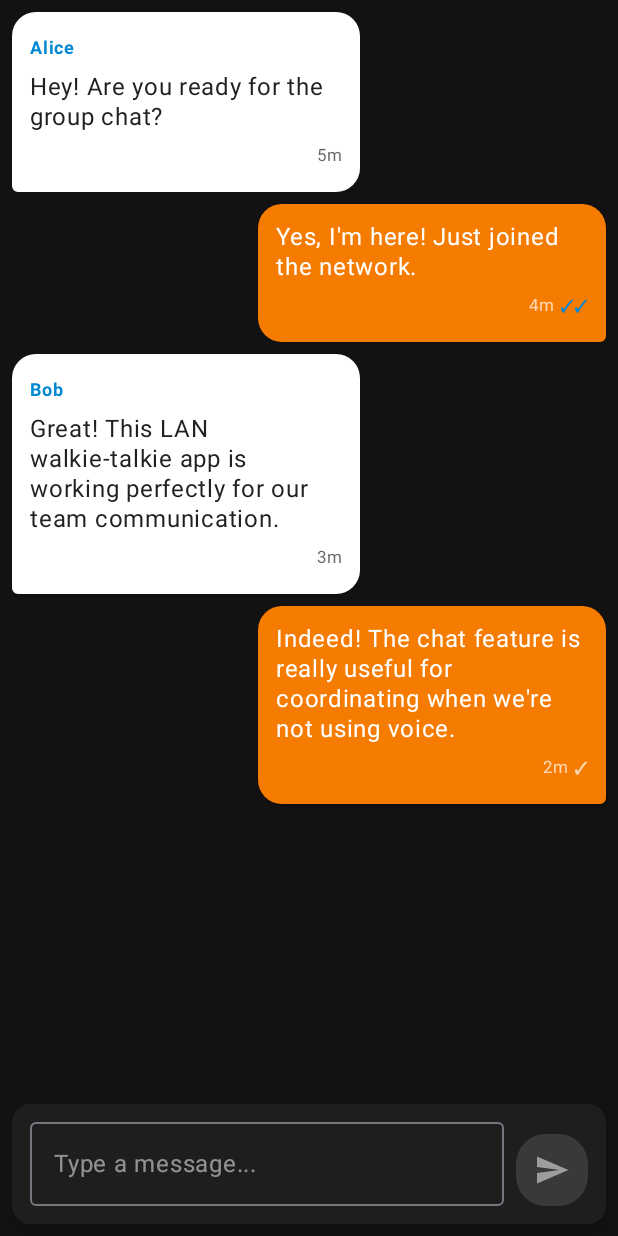
After one commit to devapro/LANwalkieTalkie, an Android app built with Jetpack Compose: the composable ChatTab shown on its own in the app's theme, on a phone screen of 412 x 824 dp. The commit adds this screen. Run offline under Robolectric (Android 15) with nearby library versions, the phone set to English and light mode, and no system bars; our stand-ins replace navigation suite; 1 statement that could not run was skipped.

Commit message:
Added chat UI

```diff
--- a/app/src/main/java/pro/devapp/walkietalkiek/ui/components/TabsContent.kt
+++ b/app/src/main/java/pro/devapp/walkietalkiek/ui/components/TabsContent.kt
@@ -4,7 +4,7 @@ import androidx.compose.foundation.layout.Box
 import androidx.compose.material3.ExperimentalMaterial3Api
 import androidx.compose.runtime.Composable
 import androidx.compose.ui.Modifier
-import pro.devapp.walkietalkiek.feature.chat.ChatContent
+import pro.devapp.walkietalkiek.feature.chat.ChatTab
 import pro.devapp.walkietalkiek.feature.ptt.ui.PTTContent
 import pro.devapp.walkietalkiek.feature.settings.SettingsContent
 import pro.devapp.walkietalkiek.model.MainScreenAction
@@ -30,7 +30,7 @@ fun TabsContent(
                 SettingsContent()
             }
             MainTab.CHAT -> {
-                ChatContent()
+                ChatTab()
             }
             MainTab.OFF -> {
                  OffContent()
--- a/feature-chat/src/main/java/pro/devapp/walkietalkiek/feature/chat/ChatContent.kt
+++ b/feature-chat/src/main/java/pro/devapp/walkietalkiek/feature/chat/ChatContent.kt
@@ -1,13 +1,72 @@
 package pro.devapp.walkietalkiek.feature.chat
 
+import androidx.compose.foundation.background
+import androidx.compose.foundation.layout.Arrangement
+import androidx.compose.foundation.layout.Column
+import androidx.compose.foundation.layout.PaddingValues
+import androidx.compose.foundation.layout.fillMaxSize
+import androidx.compose.foundation.layout.fillMaxWidth
+import androidx.compose.foundation.lazy.LazyColumn
+import androidx.compose.foundation.lazy.items
+import androidx.compose.foundation.lazy.rememberLazyListState
+import androidx.compose.material3.ExperimentalMaterial3Api
 import androidx.compose.material3.MaterialTheme
-import androidx.compose.material3.Text
 import androidx.compose.runtime.Composable
+import androidx.compose.runtime.LaunchedEffect
+import androidx.compose.runtime.rememberCoroutineScope
+import androidx.compose.ui.Modifier
+import androidx.compose.ui.unit.dp
+import kotlinx.coroutines.launch
+import pro.devapp.walkietalkiek.feature.chat.model.ChatMessageModel
 
+@OptIn(ExperimentalMaterial3Api::class)
 @Composable
-fun ChatContent() {
-    Text(
-        text = "Chat Content",
-        style = MaterialTheme.typography.bodyLarge
-    )
+internal fun ChatContent(
+    modifier: Modifier = Modifier,
+    messages: List<ChatMessageModel> = emptyList(),
+    currentUserId: String = "current_user", // This should come from user session
+    onSendMessage: (String) -> Unit = {}
+) {
+    val listState = rememberLazyListState()
+    val coroutineScope = rememberCoroutineScope()
+
+    // Auto-scroll to bottom when messages are updated
+    LaunchedEffect(messages.size) {
+        if (messages.isNotEmpty()) {
+            coroutineScope.launch {
+                listState.animateScrollToItem(messages.size - 1)
+            }
+        }
+    }
+
+    Column(
+        modifier = modifier
+            .fillMaxSize()
+            .background(MaterialTheme.colorScheme.background)
+    ) {
+        // Messages List
+        LazyColumn(
+            state = listState,
+            modifier = Modifier
+                .weight(1f)
+                .fillMaxWidth(),
+            contentPadding = PaddingValues(8.dp),
+            verticalArrangement = Arrangement.spacedBy(8.dp)
+        ) {
+            items(messages) { message ->
+                MessageItem(
+                    message = message,
+                    isOutgoing = message.sender == currentUserId
+                )
+            }
+        }
+
+        InputSection(
+            onSendMessage = { message ->
+                if (message.isNotBlank()) {
+                    onSendMessage(message)
+                }
+            }
+        )
+    }
 }
--- /dev/null
+++ b/feature-chat/src/main/java/pro/devapp/walkietalkiek/feature/chat/ChatTab.kt
@@ -0,0 +1,47 @@
+package pro.devapp.walkietalkiek.feature.chat
+
+import androidx.compose.runtime.Composable
+import pro.devapp.walkietalkiek.feature.chat.model.ChatMessageModel
+
+@Composable
+fun ChatTab() {
+    val sampleMessages = listOf(
+        ChatMessageModel(
+            id = "1",
+            sender = "Alice",
+            content = "Hey! Are you ready for the group chat?",
+            timestamp = System.currentTimeMillis() - 300000, // 5 minutes ago
+            isRead = true
+        ),
+        ChatMessageModel(
+            id = "2",
+            sender = "current_user",
+            content = "Yes, I'm here! Just joined the network.",
+            timestamp = System.currentTimeMillis() - 240000, // 4 minutes ago
+            isRead = true
+        ),
+        ChatMessageModel(
+            id = "3",
+            sender = "Bob",
+            content = "Great! This LAN walkie-talkie app is working perfectly for our team communication.",
+            timestamp = System.currentTimeMillis() - 180000, // 3 minutes ago
+            isRead = false
+        ),
+        ChatMessageModel(
+            id = "4",
+            sender = "current_user",
+            content = "Indeed! The chat feature is really useful for coordinating when we're not using voice.",
+            timestamp = System.currentTimeMillis() - 120000, // 2 minutes ago
+            isRead = false
+        )
+    )
+
+    ChatContent(
+        messages = sampleMessages,
+        currentUserId = "current_user",
+        onSendMessage = { message ->
+            // TODO: Implement actual message sending logic
+            println("Sending message: $message")
+        }
+    )
+}
--- /dev/null
+++ b/feature-chat/src/main/java/pro/devapp/walkietalkiek/feature/chat/InputSection.kt
@@ -0,0 +1,104 @@
+package pro.devapp.walkietalkiek.feature.chat
+
+import androidx.compose.foundation.background
+import androidx.compose.foundation.layout.Arrangement
+import androidx.compose.foundation.layout.Row
+import androidx.compose.foundation.layout.fillMaxWidth
+import androidx.compose.foundation.layout.padding
+import androidx.compose.foundation.shape.RoundedCornerShape
+import androidx.compose.foundation.text.KeyboardActions
+import androidx.compose.foundation.text.KeyboardOptions
+import androidx.compose.material.icons.Icons
+import androidx.compose.material.icons.automirrored.filled.Send
+import androidx.compose.material3.Card
+import androidx.compose.material3.CardDefaults
+import androidx.compose.material3.Icon
+import androidx.compose.material3.IconButton
+import androidx.compose.material3.MaterialTheme
+import androidx.compose.material3.OutlinedTextField
+import androidx.compose.material3.OutlinedTextFieldDefaults
+import androidx.compose.material3.Text
+import androidx.compose.runtime.Composable
+import androidx.compose.runtime.getValue
+import androidx.compose.runtime.mutableStateOf
+import androidx.compose.runtime.remember
+import androidx.compose.runtime.setValue
+import androidx.compose.ui.Alignment
+import androidx.compose.ui.Modifier
+import androidx.compose.ui.text.input.ImeAction
+import androidx.compose.ui.unit.dp
+import pro.devapp.walkietalkiek.core.theme.onPrimaryLight
+import pro.devapp.walkietalkiek.core.theme.primaryLight
+
+@Composable
+internal fun InputSection(
+    onSendMessage: (String) -> Unit = {}
+) {
+    var messageText by remember { mutableStateOf("") }
+    Card(
+        modifier = Modifier
+            .fillMaxWidth()
+            .padding(8.dp),
+        elevation = CardDefaults.cardElevation(defaultElevation = 4.dp),
+        colors = CardDefaults.cardColors(
+            containerColor = MaterialTheme.colorScheme.surface
+        )
+    ) {
+        Row(
+            modifier = Modifier
+                .fillMaxWidth()
+                .padding(12.dp),
+            verticalAlignment = Alignment.Bottom,
+            horizontalArrangement = Arrangement.spacedBy(8.dp)
+        ) {
+            OutlinedTextField(
+                value = messageText,
+                onValueChange = { messageText = it },
+                modifier = Modifier.weight(1f),
+                placeholder = {
+                    Text(
+                        text = "Type a message...",
+                        color = MaterialTheme.colorScheme.onSurface.copy(alpha = 0.6f)
+                    )
+                },
+                maxLines = 3,
+                keyboardOptions = KeyboardOptions(
+                    imeAction = ImeAction.Send
+                ),
+                keyboardActions = KeyboardActions(
+                    onSend = {
+                        if (messageText.isNotBlank()) {
+                            onSendMessage(messageText.trim())
+                            messageText = ""
+                        }
+                    }
+                ),
+                colors = OutlinedTextFieldDefaults.colors(
+                    focusedBorderColor = primaryLight,
+                    unfocusedBorderColor = MaterialTheme.colorScheme.outline,
+                    cursorColor = primaryLight
+                )
+            )
+
+            IconButton(
+                onClick = {
+                    if (messageText.isNotBlank()) {
+                        onSendMessage(messageText.trim())
+                        messageText = ""
+                    }
+                },
+                modifier = Modifier
+                    .background(
+                        color = if (messageText.isNotBlank()) primaryLight else MaterialTheme.colorScheme.outline.copy(alpha = 0.3f),
+                        shape = RoundedCornerShape(20.dp)
+                    )
+            ) {
+                Icon(
+                    imageVector = Icons.AutoMirrored.Filled.Send,
+                    contentDescription = "Send message",
+                    tint = if (messageText.isNotBlank()) onPrimaryLight else MaterialTheme.colorScheme.onSurface.copy(alpha = 0.6f)
+                )
+            }
+        }
+    }
+}
--- /dev/null
+++ b/feature-chat/src/main/java/pro/devapp/walkietalkiek/feature/chat/MessageItem.kt
@@ -0,0 +1,122 @@
+package pro.devapp.walkietalkiek.feature.chat
+
+import androidx.compose.foundation.layout.Arrangement
+import androidx.compose.foundation.layout.Column
+import androidx.compose.foundation.layout.Row
+import androidx.compose.foundation.layout.Spacer
+import androidx.compose.foundation.layout.fillMaxWidth
+import androidx.compose.foundation.layout.padding
+import androidx.compose.foundation.layout.width
+import androidx.compose.foundation.layout.widthIn
+import androidx.compose.foundation.shape.RoundedCornerShape
+import androidx.compose.material3.Card
+import androidx.compose.material3.CardDefaults
+import androidx.compose.material3.Text
+import androidx.compose.runtime.Composable
+import androidx.compose.ui.Alignment
+import androidx.compose.ui.Modifier
+import androidx.compose.ui.text.font.FontWeight
+import androidx.compose.ui.unit.dp
+import androidx.compose.ui.unit.sp
+import pro.devapp.walkietalkiek.core.theme.onPrimaryLight
+import pro.devapp.walkietalkiek.core.theme.onSurfaceLight
+import pro.devapp.walkietalkiek.core.theme.primaryLight
+import pro.devapp.walkietalkiek.core.theme.secondaryLight
+import pro.devapp.walkietalkiek.core.theme.surfaceLight
+import pro.devapp.walkietalkiek.feature.chat.model.ChatMessageModel
+import java.text.SimpleDateFormat
+import java.util.Date
+import java.util.Locale
+
+@Composable
+internal fun MessageItem(
+    message: ChatMessageModel,
+    isOutgoing: Boolean
+) {
+    val alignment: Alignment.Horizontal = if (isOutgoing) Alignment.End else Alignment.Start
+    val backgroundColor = if (isOutgoing) primaryLight else surfaceLight
+    val textColor = if (isOutgoing) onPrimaryLight else onSurfaceLight
+
+    Column(
+        modifier = Modifier.fillMaxWidth(),
+        horizontalAlignment = alignment
+    ) {
+        Card(
+            modifier = Modifier
+                .widthIn(max = 280.dp)
+                .padding(
+                    start = if (isOutgoing) 48.dp else 0.dp,
+                    end = if (isOutgoing) 0.dp else 48.dp
+                ),
+            colors = CardDefaults.cardColors(
+                containerColor = backgroundColor
+            ),
+            shape = RoundedCornerShape(
+                topStart = 16.dp,
+                topEnd = 16.dp,
+                bottomStart = if (isOutgoing) 16.dp else 4.dp,
+                bottomEnd = if (isOutgoing) 4.dp else 16.dp
+            ),
+            elevation = CardDefaults.cardElevation(defaultElevation = 2.dp)
+        ) {
+            Column(
+                modifier = Modifier.padding(12.dp)
+            ) {
+                if (!isOutgoing) {
+                    Text(
+                        text = message.sender,
+                        fontSize = 12.sp,
+                        fontWeight = FontWeight.Bold,
+                        color = secondaryLight,
+                        modifier = Modifier.padding(bottom = 4.dp)
+                    )
+                }
+
+                Text(
+                    text = message.content,
+                    color = textColor,
+                    fontSize = 16.sp,
+                    lineHeight = 20.sp
+                )
+
+                Row(
+                    modifier = Modifier
+                        .fillMaxWidth()
+                        .padding(top = 4.dp),
+                    horizontalArrangement = Arrangement.End
+                ) {
+                    Text(
+                        text = formatTimestamp(message.timestamp),
+                        fontSize = 11.sp,
+                        color = textColor.copy(alpha = 0.7f)
+                    )
+
+                    if (isOutgoing) {
+                        Spacer(modifier = Modifier.width(4.dp))
+                        Text(
+                            text = if (message.isRead) "✓✓" else "✓",
+                            fontSize = 11.sp,
+                            color = if (message.isRead) secondaryLight else textColor.copy(alpha = 0.7f)
+                        )
+                    }
+                }
+            }
+        }
+    }
+}
+
+private fun formatTimestamp(timestamp: Long): String {
+    val now = System.currentTimeMillis()
+    val diff = now - timestamp
+
+    return when {
+        diff < 60_000 -> "now" // Less than 1 minute
+        diff < 3600_000 -> "${diff / 60_000}m" // Less than 1 hour
+        diff < 86400_000 -> { // Less than 24 hours
+            SimpleDateFormat("HH:mm", Locale.getDefault()).format(Date(timestamp))
+        }
+        else -> { // More than 24 hours
+            SimpleDateFormat("MMM dd, HH:mm", Locale.getDefault()).format(Date(timestamp))
+        }
+    }
+}
--- /dev/null
+++ b/feature-chat/src/main/java/pro/devapp/walkietalkiek/feature/chat/model/ChatMessageModel.kt
@@ -0,0 +1,9 @@
+package pro.devapp.walkietalkiek.feature.chat.model
+
+data class ChatMessageModel(
+    val id: String,
+    val sender: String,
+    val content: String,
+    val timestamp: Long,
+    val isRead: Boolean = false
+)
```
